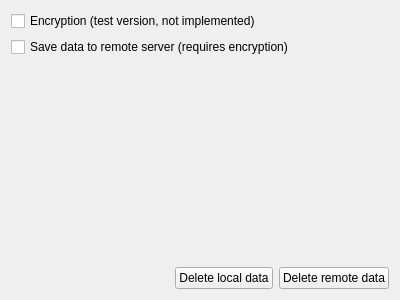
First picture: the form in options.ui, repository TmaGH/daily-assistant, before the edit.
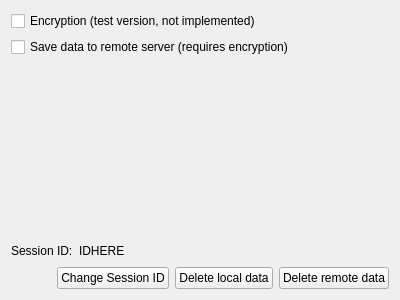
Second picture: the form after the edit.

What changed in the file:
```diff
--- a/options.ui
+++ b/options.ui
@@ -75,6 +75,37 @@
      </property>
     </spacer>
    </item>
+   <item>
+    <layout class="QHBoxLayout" name="horizontalLayout_4">
+     <item>
+      <widget class="QLabel" name="label">
+       <property name="text">
+        <string>Session ID:</string>
+       </property>
+      </widget>
+     </item>
+     <item>
+      <widget class="QLabel" name="label_2">
+       <property name="text">
+        <string>IDHERE</string>
+       </property>
+      </widget>
+     </item>
+     <item>
+      <spacer name="horizontalSpacer_4">
+       <property name="orientation">
+        <enum>Qt::Horizontal</enum>
+       </property>
+       <property name="sizeHint" stdset="0">
+        <size>
+         <width>40</width>
+         <height>20</height>
+        </size>
+       </property>
+      </spacer>
+     </item>
+    </layout>
+   </item>
    <item>
     <layout class="QHBoxLayout" name="horizontalLayout_3">
      <item>
@@ -90,6 +121,13 @@
        </property>
       </spacer>
      </item>
+     <item>
+      <widget class="QPushButton" name="pushButton_3">
+       <property name="text">
+        <string>Change Session ID</string>
+       </property>
+      </widget>
+     </item>
      <item>
       <widget class="QPushButton" name="pushButton_2">
        <property name="text">
```
